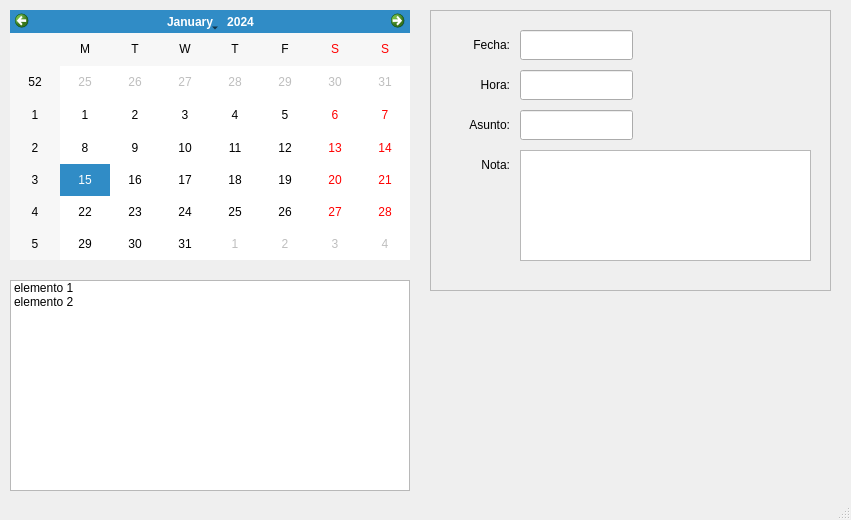
First picture: the form in calendario.ui, repository RH17001/hug-demo, before the edit.
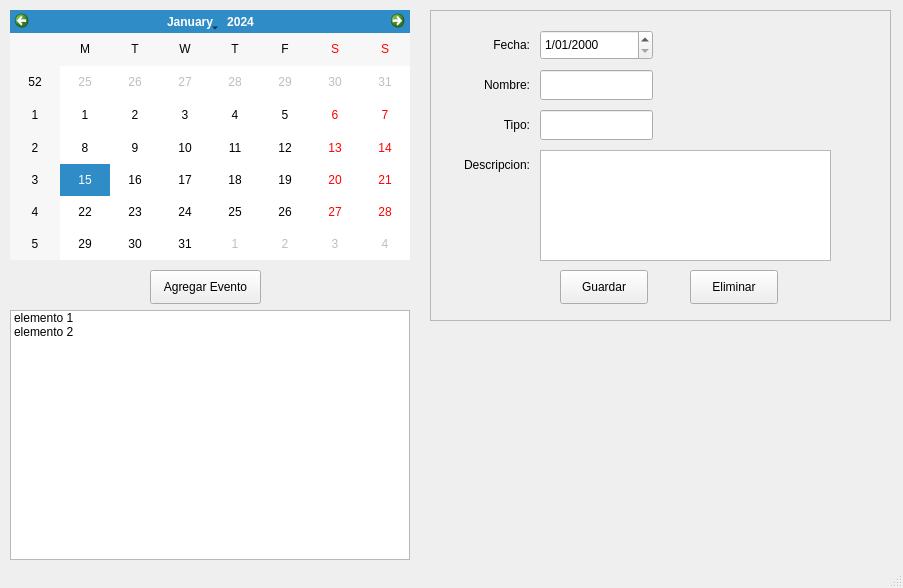
Second picture: the form after the edit.

What changed in the file:
```diff
--- a/calendario.ui
+++ b/calendario.ui
@@ -6,8 +6,8 @@
    <rect>
     <x>0</x>
     <y>0</y>
-    <width>851</width>
-    <height>520</height>
+    <width>903</width>
+    <height>588</height>
    </rect>
   </property>
   <property name="windowTitle">
@@ -44,8 +44,8 @@
      <rect>
       <x>430</x>
       <y>10</y>
-      <width>401</width>
-      <height>281</height>
+      <width>461</width>
+      <height>311</height>
      </rect>
     </property>
     <property name="frameShape">
@@ -57,7 +57,7 @@
     <widget class="QLabel" name="label">
      <property name="geometry">
       <rect>
-       <x>20</x>
+       <x>40</x>
        <y>20</y>
        <width>60</width>
        <height>30</height>
@@ -73,14 +73,14 @@
     <widget class="QLabel" name="label_2">
      <property name="geometry">
       <rect>
-       <x>20</x>
+       <x>40</x>
        <y>60</y>
        <width>60</width>
        <height>30</height>
       </rect>
      </property>
      <property name="text">
-      <string>Hora:</string>
+      <string>Nombre:</string>
      </property>
      <property name="alignment">
       <set>Qt::AlignRight|Qt::AlignTrailing|Qt::AlignVCenter</set>
@@ -89,14 +89,14 @@
     <widget class="QLabel" name="label_3">
      <property name="geometry">
       <rect>
-       <x>20</x>
+       <x>40</x>
        <y>100</y>
        <width>60</width>
        <height>30</height>
       </rect>
      </property>
      <property name="text">
-      <string>Asunto:</string>
+      <string>Tipo:</string>
      </property>
      <property name="alignment">
       <set>Qt::AlignRight|Qt::AlignTrailing|Qt::AlignVCenter</set>
@@ -105,33 +105,23 @@
     <widget class="QLabel" name="label_4">
      <property name="geometry">
       <rect>
-       <x>20</x>
+       <x>19</x>
        <y>140</y>
-       <width>60</width>
+       <width>81</width>
        <height>30</height>
       </rect>
      </property>
      <property name="text">
-      <string>Nota:</string>
+      <string>Descripcion:</string>
      </property>
      <property name="alignment">
       <set>Qt::AlignRight|Qt::AlignTrailing|Qt::AlignVCenter</set>
      </property>
     </widget>
-    <widget class="QLineEdit" name="text_fecha">
-     <property name="geometry">
-      <rect>
-       <x>90</x>
-       <y>20</y>
-       <width>113</width>
-       <height>30</height>
-      </rect>
-     </property>
-    </widget>
     <widget class="QLineEdit" name="text_hora">
      <property name="geometry">
       <rect>
-       <x>90</x>
+       <x>110</x>
        <y>60</y>
        <width>113</width>
        <height>30</height>
@@ -141,7 +131,7 @@
     <widget class="QLineEdit" name="text_asunto">
      <property name="geometry">
       <rect>
-       <x>90</x>
+       <x>110</x>
        <y>100</y>
        <width>113</width>
        <height>30</height>
@@ -151,21 +141,63 @@
     <widget class="QTextEdit" name="text_nota">
      <property name="geometry">
       <rect>
-       <x>90</x>
+       <x>110</x>
        <y>140</y>
        <width>291</width>
        <height>111</height>
       </rect>
      </property>
     </widget>
+    <widget class="QDateEdit" name="text_fecha">
+     <property name="geometry">
+      <rect>
+       <x>110</x>
+       <y>20</y>
+       <width>113</width>
+       <height>30</height>
+      </rect>
+     </property>
+     <property name="displayFormat">
+      <string>d/MM/yyyy</string>
+     </property>
+     <property name="calendarPopup">
+      <bool>false</bool>
+     </property>
+    </widget>
+    <widget class="QPushButton" name="btn_save">
+     <property name="geometry">
+      <rect>
+       <x>130</x>
+       <y>260</y>
+       <width>88</width>
+       <height>34</height>
+      </rect>
+     </property>
+     <property name="text">
+      <string>Guardar</string>
+     </property>
+    </widget>
+    <widget class="QPushButton" name="btn_delete">
+     <property name="geometry">
+      <rect>
+       <x>260</x>
+       <y>260</y>
+       <width>88</width>
+       <height>34</height>
+      </rect>
+     </property>
+     <property name="text">
+      <string>Eliminar</string>
+     </property>
+    </widget>
    </widget>
    <widget class="QListWidget" name="lista">
     <property name="geometry">
      <rect>
       <x>10</x>
-      <y>280</y>
+      <y>310</y>
       <width>400</width>
-      <height>211</height>
+      <height>250</height>
      </rect>
     </property>
     <item>
@@ -179,6 +211,19 @@
      </property>
     </item>
    </widget>
+   <widget class="QPushButton" name="btn_add_evtn">
+    <property name="geometry">
+     <rect>
+      <x>150</x>
+      <y>270</y>
+      <width>111</width>
+      <height>34</height>
+     </rect>
+    </property>
+    <property name="text">
+     <string>Agregar Evento</string>
+    </property>
+   </widget>
   </widget>
   <widget class="QStatusBar" name="statusbar"/>
  </widget>
```
